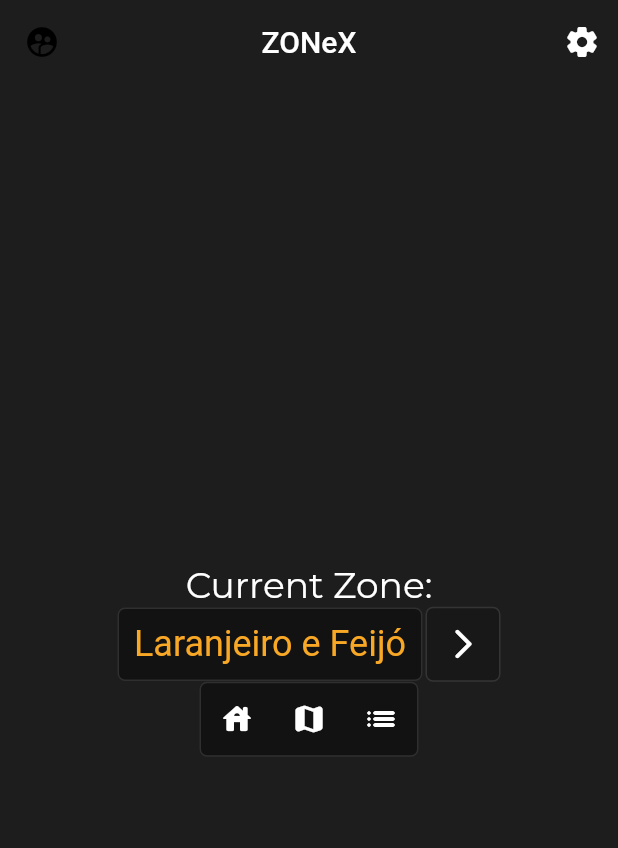
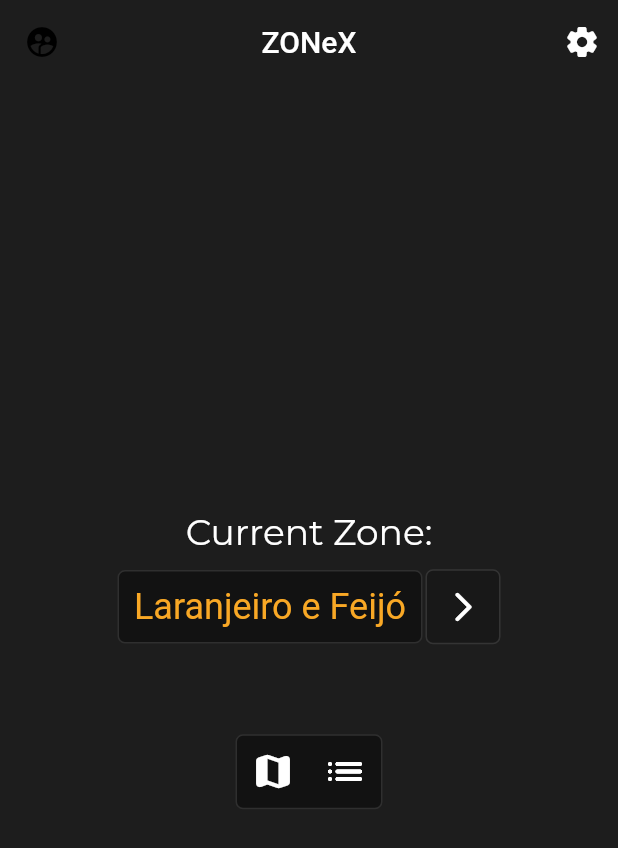
Before and after one commit to TiagoNunesFCT/IPM, a Flutter app: the screen it shows after launch, after a tap on the "map" icon, on a phone screen of 412 x 824 dp. Shown: the top 848 px of the screen. Run offline on Flutter 3.47's test engine with Material 2 defaults, Android fonts, the light colour scheme and no system bars; Roboto replaces fonts that are missing (Nasalization); project files that could hold a hidden picture were left out.

Commit message:
Main Page design finished

```diff
--- a/lib/mainScreen.dart
+++ b/lib/mainScreen.dart
@@ -77,7 +77,8 @@ class _MainPageState extends GenericPageState {
                         color: Colors.white,
                       ),
                     ),
-                    Row(mainAxisAlignment: MainAxisAlignment.center, children: [
+                    SizedBox(height: 10),
+                Row(mainAxisAlignment: MainAxisAlignment.center, children: [
                       Container(
                           padding: EdgeInsets.fromLTRB(10, 9.5, 10, 9.5),
                           decoration: new BoxDecoration(
@@ -112,7 +113,7 @@ class _MainPageState extends GenericPageState {
                               color: Colors.white12,
                               width: 1.0,
                             ),
-                          ),child:IconButton(icon: Icon(Icons.arrow_forward_ios_rounded,color: Colors.white,), color: Colors.white,))]),new Rover(true, true, true)
+                          ),child:IconButton(icon: Icon(Icons.arrow_forward_ios_rounded,color: Colors.white,), color: Colors.white,))]),SizedBox(height:60),new Rover(false, true, true)
                   ]),
 
                 ],
--- a/lib/rover.dart
+++ b/lib/rover.dart
@@ -20,7 +20,7 @@ class Rover extends StatelessWidget{
 
   Widget homeButton(BuildContext context){
 
-    return IconButton(icon: Icon(Icons.house_rounded,color: Colors.white), onPressed: () {
+    return IconButton(icon: Icon(Icons.house_rounded,color: Colors.white, size: 30), onPressed: () {
       Navigator.push(
         context,
         MaterialPageRoute(builder: (context) => MainPage()),
@@ -28,7 +28,7 @@ class Rover extends StatelessWidget{
     },             );
   }
   Widget mapButton(BuildContext context){
-    return IconButton(icon: Icon(Icons.map_rounded,color: Colors.white), onPressed: () {
+    return IconButton(icon: Icon(Icons.map_rounded,color: Colors.white, size: 30), onPressed: () {
       Navigator.push(
         context,
         MaterialPageRoute(builder: (context) => MainPage()),
@@ -37,7 +37,7 @@ class Rover extends StatelessWidget{
   }
 
   Widget listButton(BuildContext context){
-    return IconButton(icon: Icon(Icons.list_rounded,color: Colors.white), onPressed: () {
+    return IconButton(icon: Icon(Icons.list_rounded,color: Colors.white, size: 30), onPressed: () {
       Navigator.push(
         context,
         MaterialPageRoute(builder: (context) => MainPage()),
```
